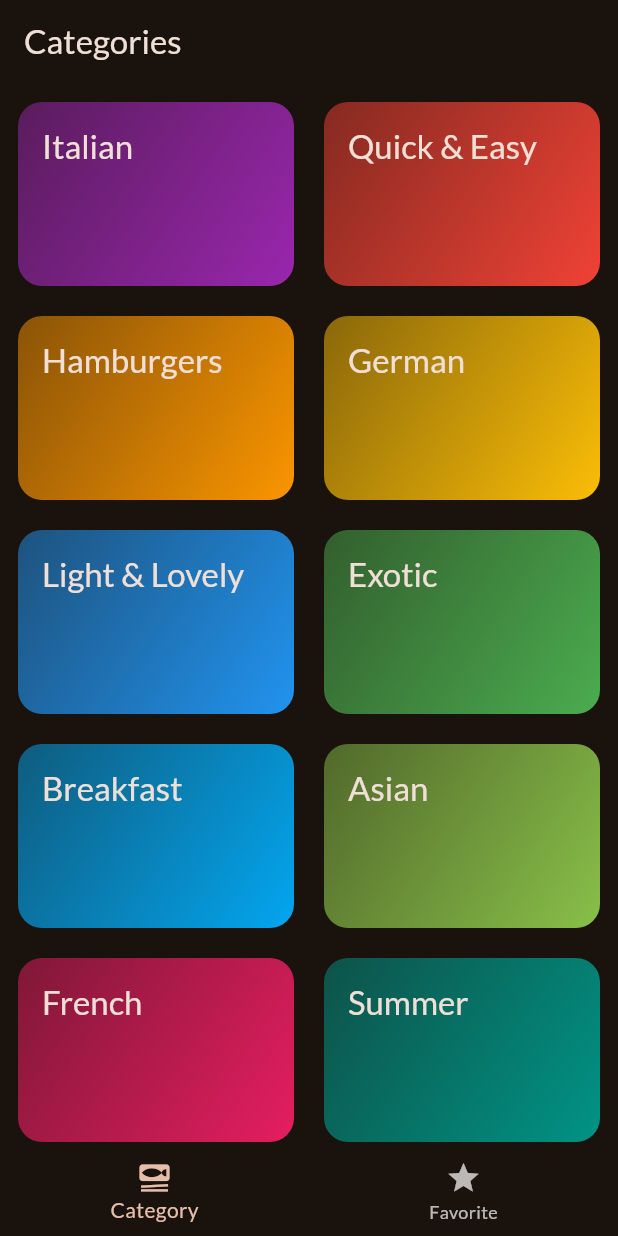
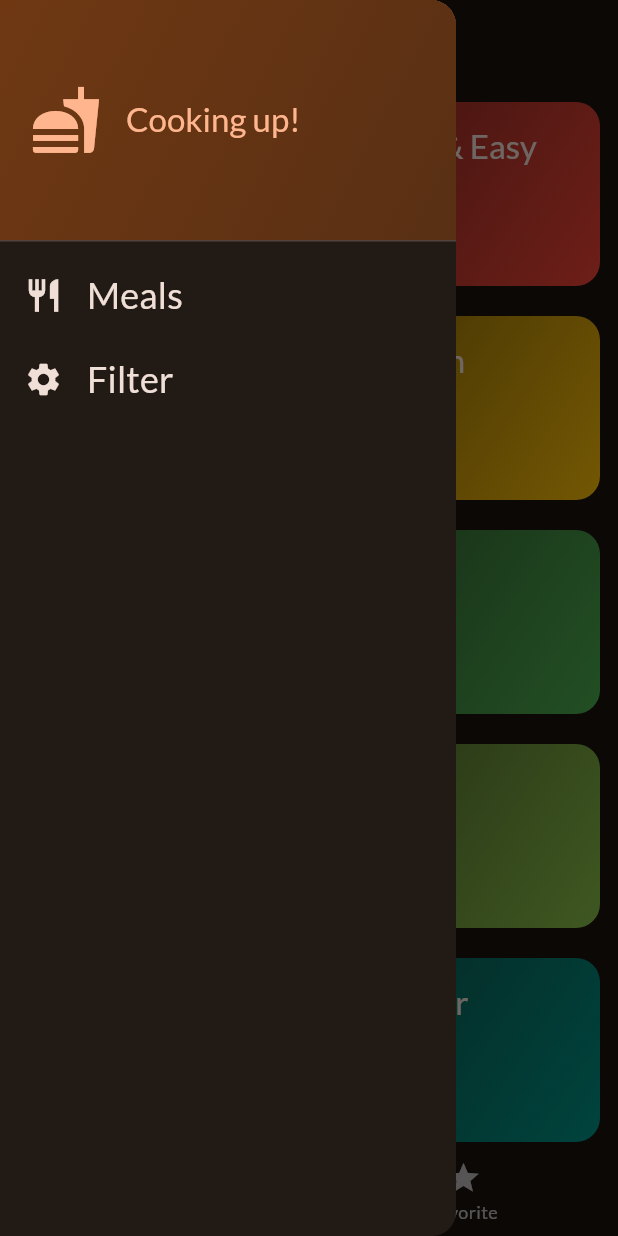
Before and after one commit to AmitAswal-lab/Flutter-Meal-App, a Flutter app: the screen it shows after launch, with the side drawer open (before the commit the screen has no drawer), on a phone screen of 412 x 824 dp. Run offline on Flutter 3.47's test engine with Material 3 defaults, Android fonts, the phone set to English and light mode, and no system bars; our stand-ins replace google_fonts, transparent_image.

Commit message:
Added sideBar and Filtering

```diff
--- a/lib/screens/categories.dart
+++ b/lib/screens/categories.dart
@@ -8,13 +8,15 @@ import 'package:meal_app/screens/meals.dart';
 import 'package:meal_app/widgets/category_grid_item.dart';
 
 class CategoriesScreen extends StatelessWidget {
-  const CategoriesScreen({super.key, required this.onToggleFavorite});
+  const CategoriesScreen({super.key, required this.onToggleFavorite, required this.availableMeals});
 
   final void Function(Meal meal) onToggleFavorite;
 
+  final List<Meal> availableMeals;
+
   void _selectCategory(BuildContext context, Category category) {
 
-    final filterMeals = dummyMeals.where((meals) => meals.categories.contains(category.id)).toList();
+    final filterMeals = availableMeals.where((meals) => meals.categories.contains(category.id)).toList();
     Navigator.push(
       context,
       MaterialPageRoute(
--- a/lib/screens/tab.dart
+++ b/lib/screens/tab.dart
@@ -1,7 +1,17 @@
 import 'package:flutter/material.dart';
+import 'package:meal_app/data/dummy_data.dart';
 import 'package:meal_app/models/meal.dart';
 import 'package:meal_app/screens/categories.dart';
+import 'package:meal_app/screens/filters.dart';
 import 'package:meal_app/screens/meals.dart';
+import 'package:meal_app/widgets/main_drawer.dart';
+
+const kIntialFilters = {
+    Filter.glutenFree : false,
+    Filter.lactoseFree : false,
+    Filter.vegetarian : false,
+    Filter.vegan : false,
+  };
 
 class TabScreen extends StatefulWidget {
   const TabScreen({super.key});
@@ -14,10 +24,13 @@ class _TabScreenState extends State<TabScreen> {
   int _selectedPageIndex = 0;
 
   final List<Meal> _favoriteMeals = [];
+  Map<Filter, bool> _selectedFilters = kIntialFilters;
 
   void _showInfoMessage(String message) {
     ScaffoldMessenger.of(context).clearSnackBars();
-    ScaffoldMessenger.of(context).showSnackBar(SnackBar(content: Text(message),),);
+    ScaffoldMessenger.of(
+      context,
+    ).showSnackBar(SnackBar(content: Text(message)));
   }
 
   void _toggleMealFavorite(Meal meal) {
@@ -42,9 +55,31 @@ class _TabScreenState extends State<TabScreen> {
     });
   }
 
+  void _setScreen(String identifier) async {
+    Navigator.of(context).pop();
+    if (identifier == 'filters') {
+      final result = await Navigator.of(
+        context,
+      ).push<Map<Filter,bool>>(MaterialPageRoute(builder: (ctx) => FiltersScreen(currentFilter: _selectedFilters,)));
+
+      setState(() {
+        _selectedFilters = result ?? kIntialFilters;
+      });
+    }
+  }
+
   @override
   Widget build(BuildContext context) {
-    Widget activePage = CategoriesScreen(onToggleFavorite: _toggleMealFavorite);
+    final availableMeals = dummyMeals.where((meal){
+      if(_selectedFilters[Filter.glutenFree]! && !meal.isGlutenFree) return false;
+      if(_selectedFilters[Filter.lactoseFree]! && !meal.isLactoseFree) return false;
+      if(_selectedFilters[Filter.vegetarian]! && !meal.isVegetarian) return false;
+      if(_selectedFilters[Filter.vegan]! && !meal.isVegan) return false;
+      return true;
+    }).toList();
+
+
+    Widget activePage = CategoriesScreen(onToggleFavorite: _toggleMealFavorite, availableMeals: availableMeals,);
     var activePageTitle = "Categories";
 
     if (_selectedPageIndex == 1) {
@@ -57,6 +92,7 @@ class _TabScreenState extends State<TabScreen> {
 
     return Scaffold(
       appBar: AppBar(title: Text(activePageTitle)),
+      drawer: MainDrawer(onSelectScreen: _setScreen),
       body: activePage,
       bottomNavigationBar: BottomNavigationBar(
         onTap: _selectpage,
--- /dev/null
+++ b/lib/widgets/main_drawer.dart
@@ -0,0 +1,80 @@
+import 'package:flutter/material.dart';
+
+class MainDrawer extends StatelessWidget {
+  const MainDrawer({super.key, required this.onSelectScreen});
+
+  final void Function(String identifier) onSelectScreen;
+
+  @override
+  Widget build(BuildContext context) {
+    return Drawer(
+      child: Column(
+        children: [
+          DrawerHeader(
+            padding: EdgeInsets.all(20),
+            decoration: BoxDecoration(
+              gradient: LinearGradient(
+                colors: [
+                  Theme.of(context).colorScheme.primaryContainer,
+                  Theme.of(context).colorScheme.primaryContainer.withAlpha(180),
+                ],
+                begin: Alignment.topLeft,
+                end: Alignment.bottomRight,
+              ),
+            ),
+            child: Row(
+              children: [
+                Icon(
+                  Icons.fastfood,
+                  size: 48,
+                  color: Theme.of(context).colorScheme.primary,
+                ),
+                SizedBox(width: 16),
+                Text(
+                  'Cooking up!',
+                  style: Theme.of(context).textTheme.titleLarge!.copyWith(
+                    color: Theme.of(context).colorScheme.primary,
+                  ),
+                ),
+              ],
+            ),
+          ),
+          ListTile(
+            leading: Icon(
+              Icons.restaurant,
+              size: 26,
+              color: Theme.of(context).colorScheme.onSurface,
+            ),
+            title: Text(
+              'Meals',
+              style: Theme.of(context).textTheme.titleSmall!.copyWith(
+                color: Theme.of(context).colorScheme.onSurface,
+                fontSize: 24,
+              ),
+            ),
+            onTap: () {
+              onSelectScreen('meals');
+            },
+          ),
+          ListTile(
+            leading: Icon(
+              Icons.settings,
+              size: 26,
+              color: Theme.of(context).colorScheme.onSurface,
+            ),
+            title: Text(
+              'Filter',
+              style: Theme.of(context).textTheme.titleSmall!.copyWith(
+                color: Theme.of(context).colorScheme.onSurface,
+                fontSize: 24,
+              ),
+            ),
+            onTap: () {
+              onSelectScreen('filters');
+            },
+          ),
+        ],
+      ),
+    );
+  }
+}
```
Also changed, not shown: lib/screens/filters.dart (added, +139 -0 lines).
